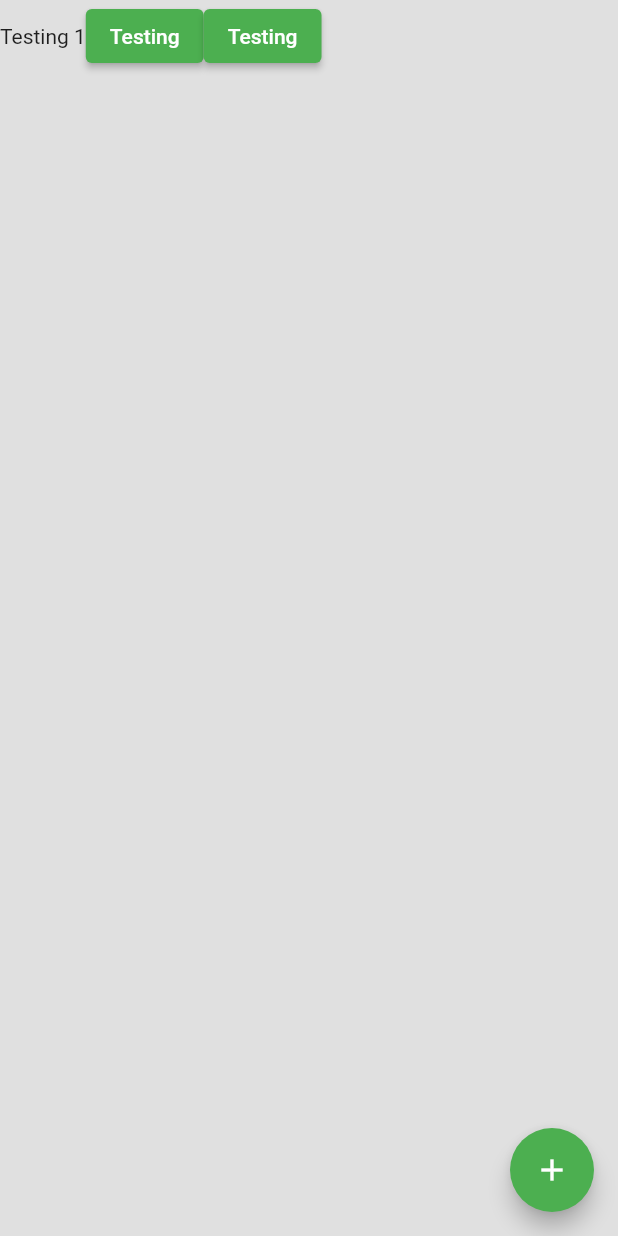
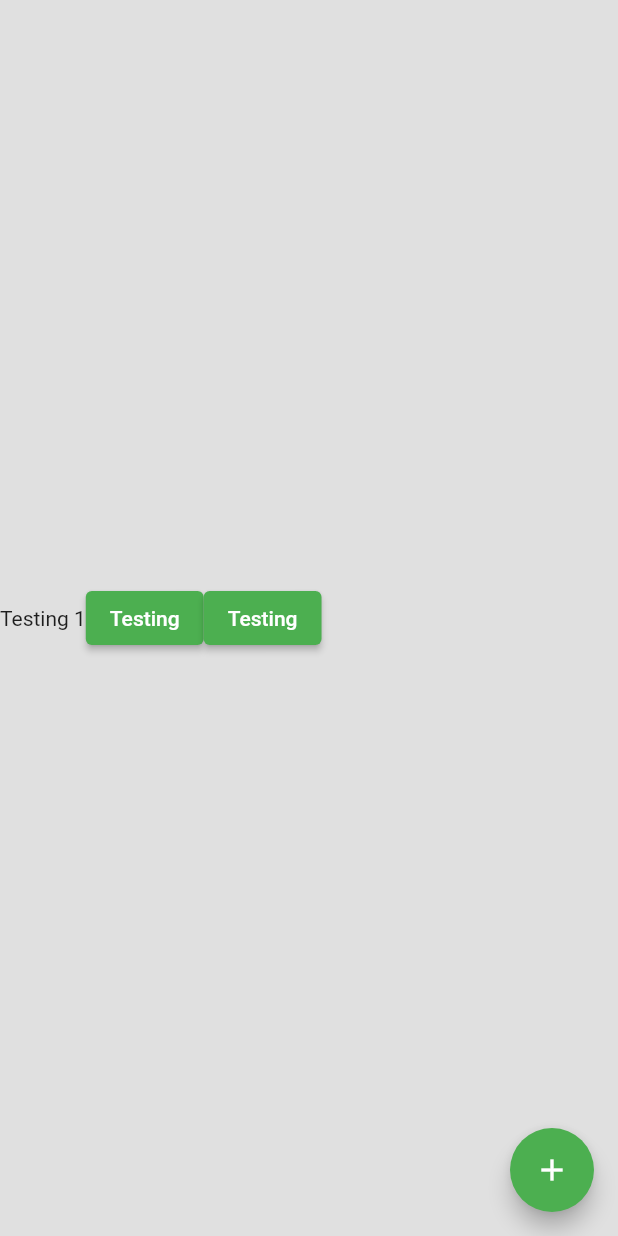
Before and after one commit to GeonwooVincentKim/daily_expanditure_0131, a Flutter app: the screen it shows after launch, on a phone screen of 412 x 824 dp. Run offline on Flutter 3.47's test engine with Material 2 defaults, Android fonts, the phone set to English and light mode, and no system bars; our stand-ins replace flutter_slidable.

Commit message:
[Update] - The way of using stack

```diff
--- a/lib/screens/home.dart
+++ b/lib/screens/home.dart
@@ -47,9 +47,14 @@ class _HomePageState extends State<HomePage> {
   Widget build(BuildContext context) {
 
     return Scaffold(
-      backgroundColor: Colors.grey[300],
+      backgroundColor: Color.fromRGBO(224, 224, 224, 1),
       floatingActionButton: MyFloatingActionButton(onPressed: createNewExpanditure),
-      body: Column(
+      body: Stack(
+        alignment: Alignment.center,
+        children: [
+          Column(
+            mainAxisAlignment: MainAxisAlignment.center,
+            crossAxisAlignment: CrossAxisAlignment.center,
             children: [
               ListView.builder(
                 shrinkWrap: true,
@@ -82,6 +87,8 @@ class _HomePageState extends State<HomePage> {
                 ],
               )
 
+            ],
+          ),
         ],
       ),
     );
```
Lines whose indentation alone changed are shown as unchanged.
